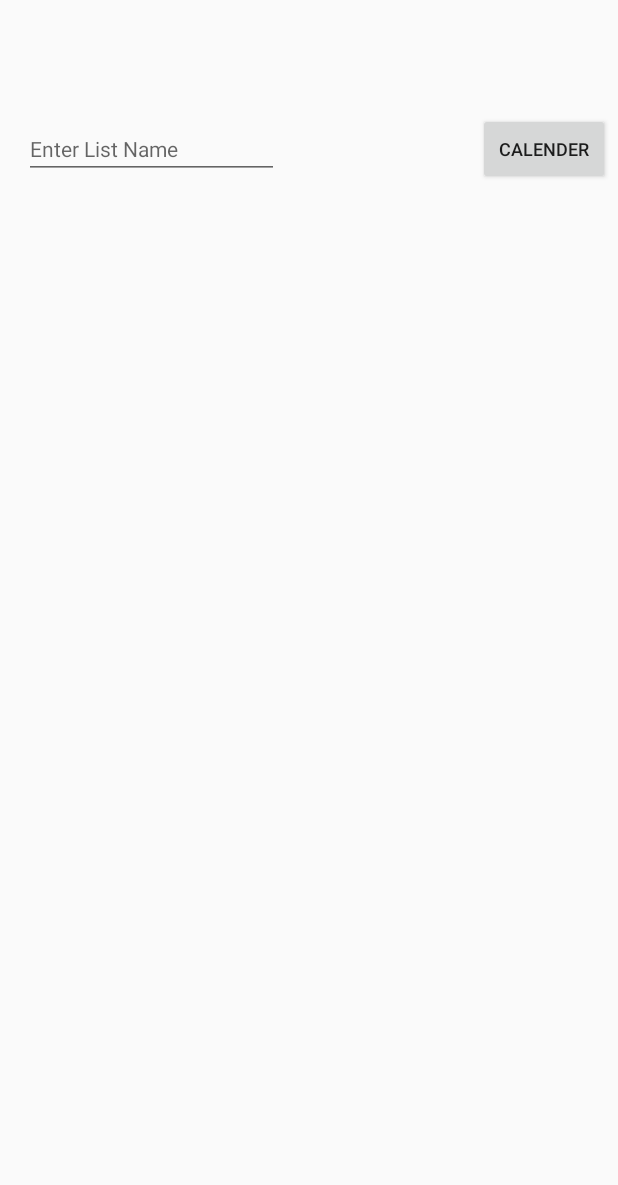
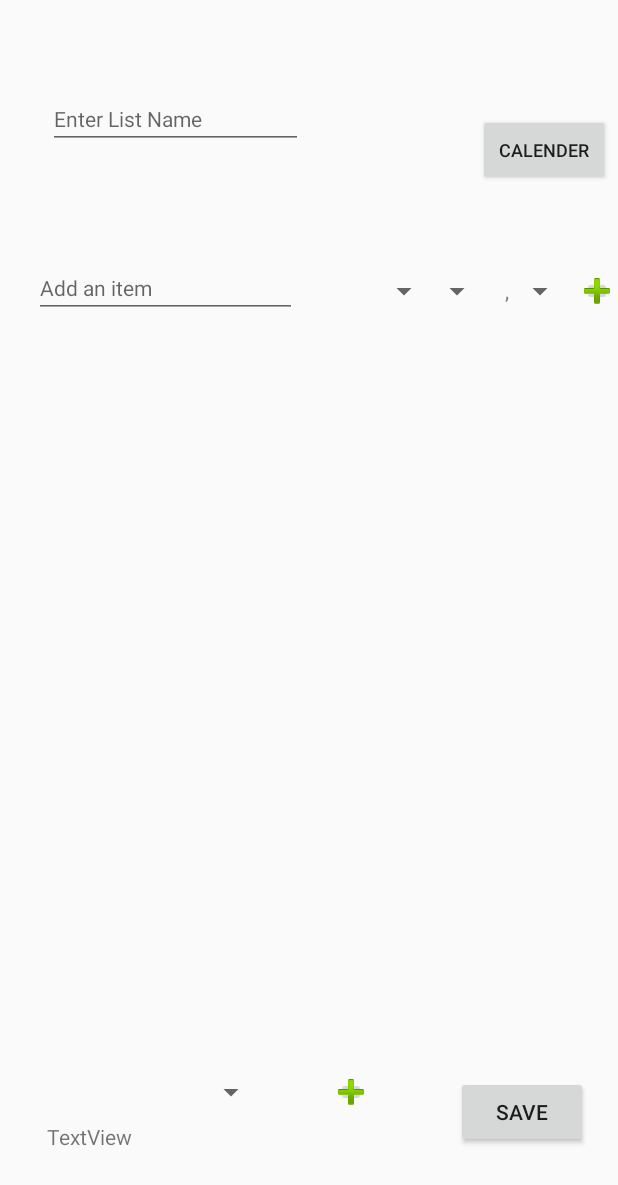
Before and after one commit to gkremosg/Smart_Shopping_Bag1, an Android app: the layout activity_listitems.xml on its own in the app's theme, with its tools: preview values and no code run, on a phone screen of 412 x 824 dp. Shown: the top 1185 px of the screen. Run offline under Robolectric (Android 15) with nearby library versions, the phone set to English and light mode, and no system bars.

Commit message:
Allages 06.06.2021

```diff
--- a/app/src/main/java/com/example/smartshoppingbag/ListItemsActivity.java
+++ b/app/src/main/java/com/example/smartshoppingbag/ListItemsActivity.java
@@ -14,8 +14,10 @@ import android.view.LayoutInflater;
 import android.view.MenuItem;
 import android.view.View;
 import android.view.ViewGroup;
+import android.widget.Button;
 import android.widget.DatePicker;
 import android.widget.EditText;
+import android.widget.ImageButton;
 import android.widget.ImageView;
 import android.widget.PopupMenu;
 import android.widget.Spinner;
@@ -44,6 +46,12 @@ public class ListItemsActivity extends AppCompatActivity implements DatePickerDi
     private TextView listNameText;
     String listname;
     Connection con;
+    Button savebtn;
+    ImageButton insertbtn;
+    EditText editTextListItem;
+    Spinner itemCategory;
+    Spinner costBeforeComma;
+    Spinner costAfterComma;
 
     private ArrayList<ListItemsActivity_RecyclerView> itemListArray; //Item List Array
     private MyListItemsAdapter myListItemsAdapter; //Array Adapter
@@ -53,10 +61,17 @@ public class ListItemsActivity extends AppCompatActivity implements DatePickerDi
 
     @Override
     protected void onCreate(Bundle savedInstanceState) {
+
         super.onCreate(savedInstanceState);
         setContentView(R.layout.activity_listitems);
         listNameText = findViewById(R.id.listNameText);
         dateText = findViewById(R.id.dateText);
+        savebtn = (Button)findViewById(R.id.saveChangesMyListItemsButton);
+        insertbtn = (ImageButton)findViewById(R.id.insertItemButton);
+        editTextListItem = (EditText)findViewById(R.id.editTextListItem2);
+        itemCategory = (Spinner)findViewById(R.id.itemCategory2);
+        costBeforeComma = (Spinner)findViewById(R.id.cost_before_comma2);
+        costAfterComma = (Spinner)findViewById(R.id.cost_after_comma2);
 
         findViewById(R.id.showCalender).setOnClickListener(new View.OnClickListener() {
             @Override
--- a/app/src/main/java/com/example/smartshoppingbag/MainActivity.java
+++ b/app/src/main/java/com/example/smartshoppingbag/MainActivity.java
@@ -62,7 +62,7 @@ public class MainActivity extends AppCompatActivity {
     String useremail;
     String listID;
 
-    private ArrayList<MainActivity_UsermembersListItems> itemArrayList; //List items Array
+    public ArrayList<MainActivity_UsermembersListItems> itemArrayList; //List items Array
     private ArrayList<MainActivity_UserLists> itemArrayMylists; //List items Array
     private MyAppAdapter myAppAdapter; //Array Adapter
     private MyAppAdapter_Userlist myAppAdapter_userlist; //Array Adapter
--- a/app/src/main/res/layout/activity_listitems.xml
+++ b/app/src/main/res/layout/activity_listitems.xml
@@ -7,24 +7,36 @@
     app:layout_behavior="@string/appbar_scrolling_view_behavior"
     tools:context=".ListItemsActivity">
 
+    <ImageButton
+        android:id="@+id/insertMembersButton"
+        android:layout_width="20dp"
+        android:layout_height="20dp"
+        android:layout_marginTop="32dp"
+        android:layout_marginEnd="60dp"
+        app:layout_constraintEnd_toStartOf="@+id/saveChangesMyListItemsButton"
+        app:layout_constraintTop_toBottomOf="@+id/recyclerViewMyListItems"
+        app:srcCompat="@android:drawable/ic_input_add" />
+
     <androidx.recyclerview.widget.RecyclerView
         android:id="@+id/recyclerViewMyListItems"
         android:layout_width="324dp"
         android:layout_height="466dp"
-        android:layout_marginBottom="120dp"
+        android:layout_marginBottom="32dp"
         android:scrollbars="vertical"
-        app:layout_constraintBottom_toBottomOf="parent"
+        app:layout_constraintBottom_toTopOf="@+id/selectMembers"
         app:layout_constraintEnd_toEndOf="parent"
         app:layout_constraintHorizontal_bias="0.494"
-        app:layout_constraintStart_toStartOf="parent" />
+        app:layout_constraintStart_toStartOf="parent">
+
+    </androidx.recyclerview.widget.RecyclerView>
 
     <TextView
         android:id="@+id/listNameText"
-        android:layout_width="4dp"
-        android:layout_height="14dp"
-        android:layout_marginStart="200dp"
-        android:text=""
-        app:layout_constraintBottom_toTopOf="@+id/recyclerViewMyListItems"
+        android:layout_width="150dp"
+        android:layout_height="18dp"
+        android:layout_marginStart="230dp"
+        android:layout_marginBottom="10dp"
+        app:layout_constraintBottom_toBottomOf="parent"
         app:layout_constraintEnd_toEndOf="parent"
         app:layout_constraintStart_toStartOf="parent" />
 
@@ -32,7 +44,7 @@
         android:id="@+id/showCalender"
         android:layout_width="wrap_content"
         android:layout_height="wrap_content"
-        android:layout_marginTop="10dp"
+        android:layout_marginTop="30dp"
         android:layout_marginEnd="5dp"
         android:layout_marginBottom="50dp"
         android:text="Calender"
@@ -54,22 +66,123 @@
         app:layout_constraintTop_toTopOf="parent" />
 
     <EditText
-        android:id="@+id/AddNewMember"
+        android:id="@+id/enterListName"
         android:layout_width="170dp"
         android:layout_height="wrap_content"
         android:layout_marginStart="16dp"
-        android:layout_marginTop="10dp"
+        android:layout_marginTop="30dp"
         android:layout_marginEnd="20dp"
-        android:layout_marginBottom="50dp"
         android:ems="10"
         android:hint="Enter List Name"
         android:inputType="textEmailAddress"
         android:textSize="14sp"
+        app:layout_constraintBottom_toTopOf="@+id/editTextListItem2"
+        app:layout_constraintEnd_toStartOf="@+id/dateText"
+        app:layout_constraintHorizontal_bias="0.195"
+        app:layout_constraintStart_toStartOf="parent"
+        app:layout_constraintTop_toTopOf="parent"
+        app:layout_constraintVertical_bias="0.275" />
+
+    <EditText
+        android:id="@+id/editTextListItem2"
+        android:layout_width="175dp"
+        android:layout_height="35dp"
+        android:layout_alignParentStart="true"
+        android:layout_marginStart="5dp"
+        android:layout_marginEnd="5dp"
+        android:layout_marginBottom="8dp"
+        android:ems="10"
+        android:hint="Add an item"
+        android:inputType="textPersonName"
+        android:textSize="14sp"
         app:layout_constraintBottom_toTopOf="@+id/recyclerViewMyListItems"
-        app:layout_constraintEnd_toStartOf="@+id/dateText"
-        app:layout_constraintHorizontal_bias="0.0"
-        app:layout_constraintStart_toStartOf="parent"
-        app:layout_constraintTop_toTopOf="parent" />
+        app:layout_constraintEnd_toStartOf="@+id/itemCategory2"
+        app:layout_constraintHorizontal_bias="1.0"
+        app:layout_constraintStart_toStartOf="parent" />
+
+    <Spinner
+        android:id="@+id/itemCategory2"
+        android:layout_width="90dp"
+        android:layout_height="20dp"
+        android:layout_marginEnd="5dp"
+        android:layout_marginBottom="16dp"
+        android:layout_toEndOf="@id/editTextListItem2"
+        app:layout_constraintBottom_toTopOf="@+id/recyclerViewMyListItems"
+        app:layout_constraintEnd_toStartOf="@+id/cost_before_comma2" />
+
+    <Spinner
+        android:id="@+id/cost_before_comma2"
+        android:layout_width="30dp"
+        android:layout_height="20dp"
+        android:layout_marginEnd="8dp"
+        android:layout_marginBottom="16dp"
+        android:layout_toEndOf="@id/itemCategory2"
+        app:layout_constraintBottom_toTopOf="@+id/recyclerViewMyListItems"
+        app:layout_constraintEnd_toStartOf="@+id/cost_comma2" />
+
+    <Spinner
+        android:id="@+id/cost_after_comma2"
+        android:layout_width="30dp"
+        android:layout_height="20dp"
+        android:layout_marginEnd="4dp"
+        android:layout_marginBottom="16dp"
+        android:layout_toEndOf="@id/cost_comma2"
+        app:layout_constraintBottom_toTopOf="@+id/recyclerViewMyListItems"
+        app:layout_constraintEnd_toStartOf="@+id/insertItemButton" />
+
+    <TextView
+        android:id="@+id/cost_comma2"
+        android:layout_width="5dp"
+        android:layout_height="20dp"
+        android:layout_marginEnd="12dp"
+        android:layout_marginBottom="16dp"
+        android:layout_toEndOf="@id/cost_before_comma2"
+        android:text=","
+        app:layout_constraintBottom_toTopOf="@+id/recyclerViewMyListItems"
+        app:layout_constraintEnd_toStartOf="@+id/cost_after_comma2" />
+
+    <ImageButton
+        android:id="@+id/insertItemButton"
+        android:layout_width="20dp"
+        android:layout_height="20dp"
+        android:layout_marginEnd="4dp"
+        android:layout_marginBottom="16dp"
+        app:layout_constraintBottom_toTopOf="@+id/recyclerViewMyListItems"
+        app:layout_constraintEnd_toEndOf="parent"
+        app:srcCompat="@android:drawable/ic_input_add" />
+
+    <Button
+        android:id="@+id/saveChangesMyListItemsButton"
+        android:layout_width="wrap_content"
+        android:layout_height="wrap_content"
+        android:layout_marginTop="32dp"
+        android:layout_marginEnd="20dp"
+        android:layout_marginBottom="32dp"
+        android:text="Save"
+        app:layout_constraintBottom_toTopOf="@+id/listNameText"
+        app:layout_constraintEnd_toEndOf="parent"
+        app:layout_constraintTop_toBottomOf="@+id/recyclerViewMyListItems" />
+
+    <Spinner
+        android:id="@+id/selectMembers"
+        android:layout_width="150dp"
+        android:layout_height="20dp"
+        android:layout_marginEnd="18dp"
+        android:layout_marginBottom="10dp"
+        android:layout_toEndOf="@id/editTextListItem2"
+        app:layout_constraintBottom_toTopOf="@+id/showUserMembers"
+        app:layout_constraintEnd_toStartOf="@+id/insertMembersButton"
+        app:layout_constraintStart_toStartOf="parent" />
+
+    <TextView
+        android:id="@+id/showUserMembers"
+        android:layout_width="150dp"
+        android:layout_height="48dp"
+        android:layout_marginEnd="200dp"
+        android:text="TextView"
+        app:layout_constraintBottom_toTopOf="@+id/listNameText"
+        app:layout_constraintEnd_toEndOf="parent"
+        app:layout_constraintStart_toStartOf="parent" />
 
 
 </androidx.constraintlayout.widget.ConstraintLayout>
```
